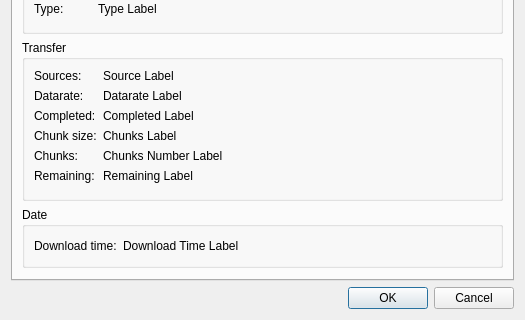
Qt form retroshare-gui/src/gui/DetailsDialog.ui (RetroShare/RetroShare) before a commit; both pictures show x 0 to 525 and y 173 to 493 of the 525 by 493 pixel window.
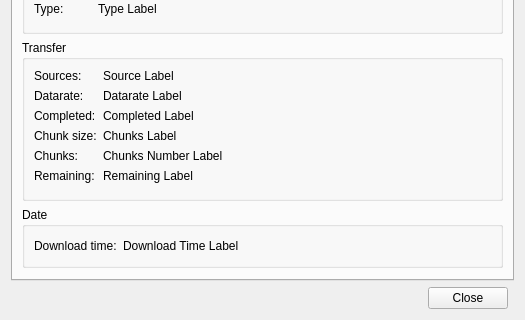
The same form after that commit. Icons and pictures are not drawn.

Commit message: Changed the standard dialog buttons from single buttons to buttonbox to have a standard layout and a standard translation.

Patch:
```diff
--- a/retroshare-gui/src/gui/DetailsDialog.ui
+++ b/retroshare-gui/src/gui/DetailsDialog.ui
@@ -407,33 +407,10 @@
      </widget>
     </widget>
    </item>
-   <item row="1" column="0">
-    <spacer>
-     <property name="orientation">
-      <enum>Qt::Horizontal</enum>
-     </property>
-     <property name="sizeHint" stdset="0">
-      <size>
-       <width>321</width>
-       <height>20</height>
-      </size>
-     </property>
-    </spacer>
-   </item>
    <item row="1" column="1">
-    <widget class="QPushButton" name="ok_dButton">
-     <property name="text">
-      <string>OK</string>
-     </property>
-     <property name="default">
-      <bool>true</bool>
-     </property>
-    </widget>
-   </item>
-   <item row="1" column="2">
-    <widget class="QPushButton" name="cancel_dButton">
-     <property name="text">
-      <string>Cancel</string>
+    <widget class="QDialogButtonBox" name="buttonBox">
+     <property name="standardButtons">
+      <set>QDialogButtonBox::Close</set>
      </property>
     </widget>
    </item>
```
Left out of the diff: 25 changed lines with no effect on the pictures. The commit also changes 38 other files.
